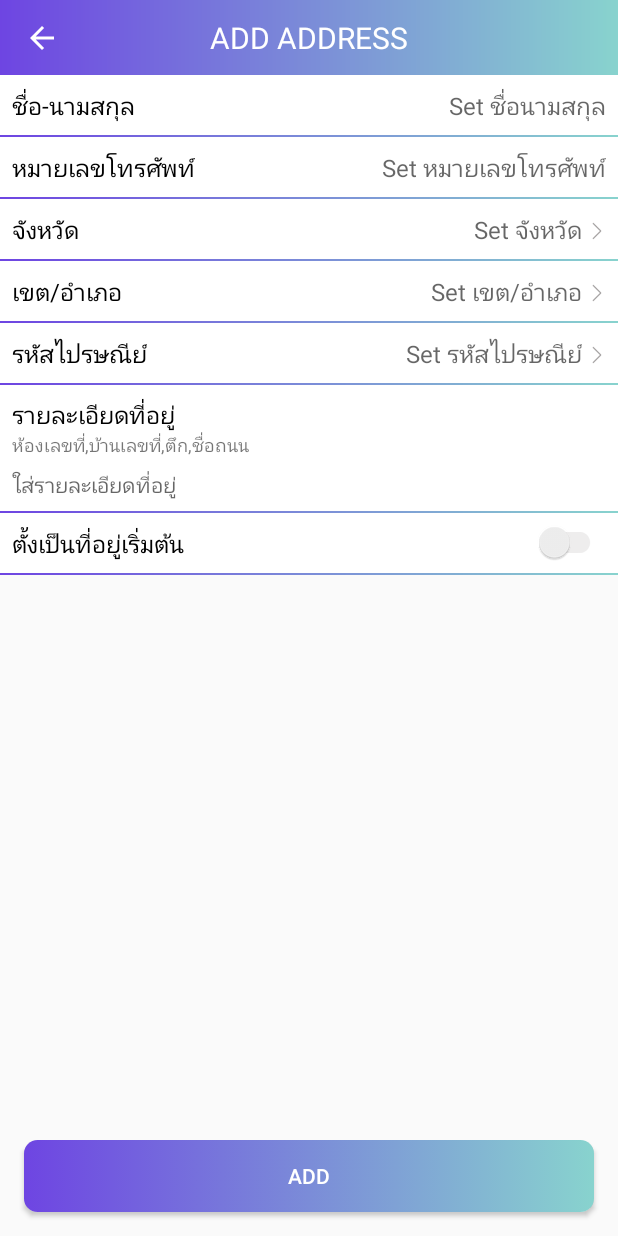
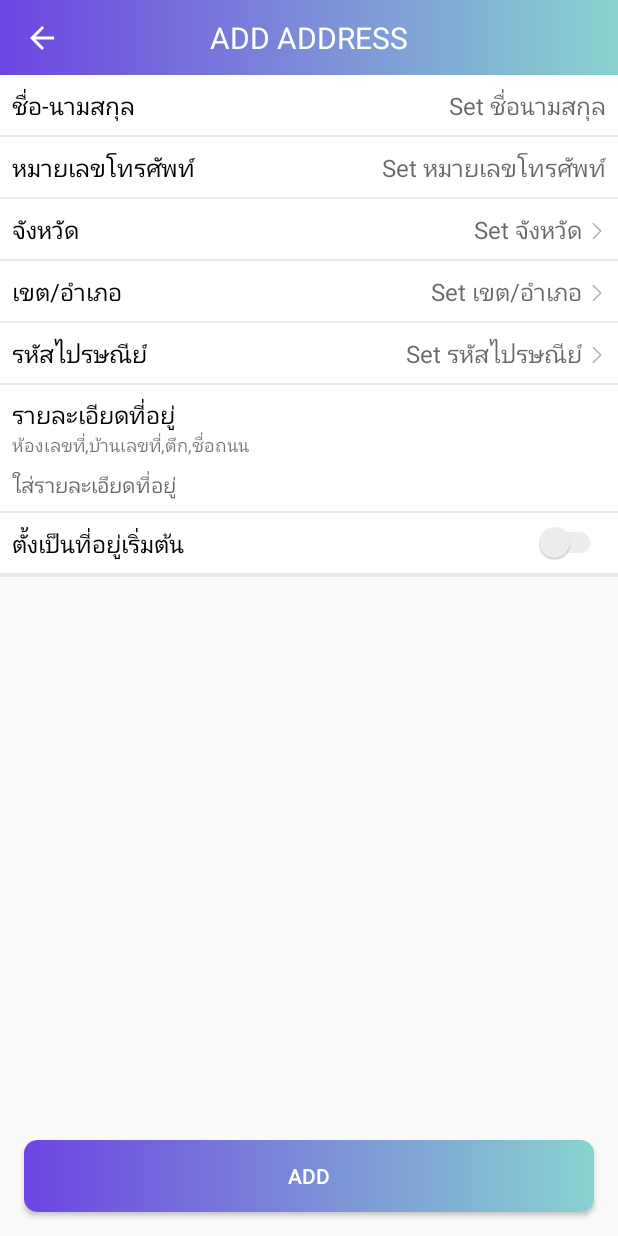
Before and after one commit to panuwich/HoldIt, an Android app: the AddAddress screen opened directly, with no data from a screen before it, after a tap on an icon or button, on a phone screen of 412 x 824 dp. Run offline under Robolectric (Android 15) with nearby library versions, the phone set to English and light mode, and no system bars.

Commit message:
5/10/2019

```diff
--- a/app/src/main/java/project/senior/holdit/adapter/AddrListAdapter.java
+++ b/app/src/main/java/project/senior/holdit/adapter/AddrListAdapter.java
@@ -16,12 +16,10 @@ public class AddrListAdapter extends BaseAdapter {
     Context mContext;
     private int mLayoutResId;
     private ArrayList<Address> resultList;
-    private int requstCode;
-    public AddrListAdapter(Context context, int mLayoutResId, ArrayList<Address> resultList,int requstCode) {
+    public AddrListAdapter(Context context, int mLayoutResId, ArrayList<Address> resultList) {
         this.mContext = context;
         this.mLayoutResId = mLayoutResId;
         this.resultList = resultList;
-        this.requstCode =requstCode;
     }
 
     @Override
--- a/app/src/main/java/project/senior/holdit/event/AddAddress.java
+++ b/app/src/main/java/project/senior/holdit/event/AddAddress.java
@@ -1,19 +1,24 @@
 package project.senior.holdit.event;
 
 import android.app.Activity;
+import android.content.DialogInterface;
 import android.content.Intent;
 import android.os.Bundle;
+import android.support.v7.app.AlertDialog;
 import android.support.v7.app.AppCompatActivity;
 import android.support.v7.widget.SwitchCompat;
 import android.support.v7.widget.Toolbar;
 import android.view.View;
 import android.widget.Button;
 import android.widget.EditText;
+import android.widget.LinearLayout;
 import android.widget.TextView;
 import android.widget.Toast;
 
 import project.senior.holdit.R;
+import project.senior.holdit.dialog.AlertDialogService;
 import project.senior.holdit.manager.SharedPrefManager;
+import project.senior.holdit.model.Address;
 import project.senior.holdit.model.ResponseModel;
 import project.senior.holdit.retrofit.ApiInterface;
 import project.senior.holdit.retrofit.ConnectServer;
@@ -21,7 +26,7 @@ import retrofit2.Call;
 import retrofit2.Callback;
 import retrofit2.Response;
 
-public class AddAddress extends AppCompatActivity {
+public class AddAddress extends AppCompatActivity implements View.OnClickListener{
     TextView textViewProvince;
     TextView textViewDistrict;
     TextView textViewPostCode;
@@ -29,6 +34,7 @@ public class AddAddress extends AppCompatActivity {
     EditText editTextTel;
     EditText editTextAddr;
     SwitchCompat switchCompat;
+    int id = -1;
     @Override
     protected void onCreate(Bundle savedInstanceState) {
         super.onCreate(savedInstanceState);
@@ -42,50 +48,24 @@ public class AddAddress extends AppCompatActivity {
         editTextAddr = (EditText)findViewById(R.id.editText_add_addr_addr);
         switchCompat = (SwitchCompat)findViewById(R.id.switch_add_addr);
         Button button = (Button)findViewById(R.id.button_addr_add);
+        View view = (View)findViewById(R.id.view_add_addr_del);
+        LinearLayout layoutDel = (LinearLayout)findViewById(R.id.layout_add_addr_del);
 
-        textViewProvince.setOnClickListener(new View.OnClickListener() {
-            @Override
-            public void onClick(View view) {
-                Intent intent = new Intent(AddAddress.this,ShowAddrList.class);
-                intent.putExtra("requestCode", 1);
-                startActivityForResult(intent,1);
-            }
-        });
+        Intent intent = getIntent();
+        int req = intent.getIntExtra("requestCode",-1);
+        if(req != -1){
+            Address addr = (Address) intent.getSerializableExtra("addr");
+            id = addr.getId();
+            setDetail(addr);
+            view.setVisibility(View.VISIBLE);
+            layoutDel.setVisibility(View.VISIBLE);
+            layoutDel.setOnClickListener(this);
+        }
+        textViewProvince.setOnClickListener(this);
+        textViewDistrict.setOnClickListener(this);
+        textViewPostCode.setOnClickListener(this);
+        button.setOnClickListener(this);
 
-        textViewDistrict.setOnClickListener(new View.OnClickListener() {
-            @Override
-            public void onClick(View view) {
-                if(textViewProvince.getText().toString().isEmpty()){
-                    Toast.makeText(AddAddress.this, "กรุณาเลือกจังหวัด", Toast.LENGTH_SHORT).show();
-                }else {
-                    Intent intent = new Intent(AddAddress.this, ShowAddrList.class);
-                    intent.putExtra("province", textViewProvince.getText().toString());
-                    intent.putExtra("requestCode", 2);
-                    startActivityForResult(intent, 2);
-                }
-            }
-        });
-
-        textViewPostCode.setOnClickListener(new View.OnClickListener() {
-            @Override
-            public void onClick(View view) {
-                if(textViewProvince.getText().toString().isEmpty() || textViewDistrict.getText().toString().isEmpty()){
-                    Toast.makeText(AddAddress.this, "กรุณาเลือกจังหวัดและเขต/อำเภอ", Toast.LENGTH_SHORT).show();
-                }else{
-                    Intent intent = new Intent(AddAddress.this,ShowAddrList.class);
-                    intent.putExtra("district", textViewDistrict.getText().toString());
-                    intent.putExtra("requestCode", 3);
-                    startActivityForResult(intent,3);
-                }
-            }
-        });
-
-        button.setOnClickListener(new View.OnClickListener() {
-            @Override
-            public void onClick(View view) {
-                valid();
-            }
-        });
     }
     @Override
     protected void onActivityResult(int requestCode, int resultCode, Intent data) {
@@ -112,6 +92,75 @@ public class AddAddress extends AppCompatActivity {
         }
     }
 
+    @Override
+    public void onClick(View view) {
+        switch (view.getId()){
+            case R.id.textView_add_addr_province:
+                provinceClick();
+                break;
+            case R.id.textView_add_addr_postcode:
+                postcodeClick();
+                break;
+            case R.id.textView_add_addr_district:
+                districtClick();
+                break;
+            case R.id.button_addr_add:
+                validClick();
+                break;
+            case R.id.layout_add_addr_del:
+                delClick();
+                break;
+
+        }
+    }
+
+    public void delClick(){
+        AlertDialog.Builder builder =
+                new AlertDialog.Builder(AddAddress.this);
+        builder.setTitle("ต้องการลบที่อยู่จัดส่ง?");
+        builder.setPositiveButton("Yes", new DialogInterface.OnClickListener() {
+            public void onClick(DialogInterface dialog, int id) {
+                delAddress();
+            }
+        });
+        builder.setNegativeButton("Cancel", new DialogInterface.OnClickListener() {
+            @Override
+            public void onClick(DialogInterface dialog, int which) {
+                //dialog.dismiss();
+            }
+        });
+        builder.show();
+    }
+
+    public void validClick(){
+        valid();
+    }
+    public void provinceClick(){
+        Intent intent = new Intent(AddAddress.this,ShowAddrList.class);
+        intent.putExtra("requestCode", 1);
+        startActivityForResult(intent,1);
+    }
+    public void districtClick(){
+        if(textViewProvince.getText().toString().isEmpty()){
+            Toast.makeText(AddAddress.this, "กรุณาเลือกจังหวัด", Toast.LENGTH_SHORT).show();
+        }else {
+            Intent intent = new Intent(AddAddress.this, ShowAddrList.class);
+            intent.putExtra("province", textViewProvince.getText().toString());
+            intent.putExtra("requestCode", 2);
+            startActivityForResult(intent, 2);
+        }
+    }
+    public void postcodeClick(){
+        if(textViewProvince.getText().toString().isEmpty() || textViewDistrict.getText().toString().isEmpty()){
+            Toast.makeText(AddAddress.this, "กรุณาเลือกจังหวัดและเขต/อำเภอ", Toast.LENGTH_SHORT).show();
+        }else{
+            Intent intent = new Intent(AddAddress.this,ShowAddrList.class);
+            intent.putExtra("district", textViewDistrict.getText().toString());
+            intent.putExtra("requestCode", 3);
+            startActivityForResult(intent,3);
+        }
+    }
+
     public void valid(){
 
         String name = editTextName.getText().toString();
@@ -135,11 +184,12 @@ public class AddAddress extends AppCompatActivity {
         }
 
     }
+
     public void addAddress(String name,int postcode,String province,String district,String address,String tel,int addr_default) {
         final ApiInterface apiService = ConnectServer.getClient().create(ApiInterface.class);
         int user_id = SharedPrefManager.getInstance(AddAddress.this).getUser().getUserId();
 
-        Call<ResponseModel> call = apiService.addaddress(name, user_id, postcode, province, district, address, tel, addr_default);
+        Call<ResponseModel> call = apiService.addaddress(id, name, user_id, postcode, province, district, address, tel, addr_default);
         call.enqueue(new Callback<ResponseModel>() {
                          @Override
                          public void onResponse(Call<ResponseModel> call, Response<ResponseModel> response) {
@@ -148,6 +198,28 @@ public class AddAddress extends AppCompatActivity {
                             if(res.isStatus()){
                                 finish();
                             }
+                         }
+
+                         @Override
+                         public void onFailure(Call<ResponseModel> call, Throwable t) {
+                         }
+                     }
+
+        );
+
+    }
+
+    public void delAddress() {
+        final ApiInterface apiService = ConnectServer.getClient().create(ApiInterface.class);
+        Call<ResponseModel> call = apiService.deladdress(id);
+        call.enqueue(new Callback<ResponseModel>() {
+                         @Override
+                         public void onResponse(Call<ResponseModel> call, Response<ResponseModel> response) {
+                             ResponseModel res = response.body();
+                             Toast.makeText(AddAddress.this, res.getResponse(), Toast.LENGTH_SHORT).show();
+                             if(res.isStatus()){
+                                 finish();
+                             }
                          }
 
                          @Override
@@ -171,4 +243,26 @@ public class AddAddress extends AppCompatActivity {
         onBackPressed();
         return true;
     }
+
+    public void setDetail(Address addr) {
+         textViewProvince.setText(addr.getProvince());
+         textViewDistrict.setText(addr.getDistrict());
+         textViewPostCode.setText(addr.getPostcode());
+         editTextName.setText(addr.getName());
+         editTextTel.setText(addr.getTel());
+         editTextAddr.setText(addr.getAddress());
+         if(addr.getAddrDefault() == 0){
+             switchCompat.setChecked(false);
+         }else{
+             switchCompat.setChecked(true);
+         }
+
+    }
+
+    @Override
+    public void onBackPressed() {
+        new AlertDialogService(AddAddress.this).showDialogSimple("ละทิ้ง?");
+
+
+    }
 }
--- a/app/src/main/java/project/senior/holdit/event/CreateItem.java
+++ b/app/src/main/java/project/senior/holdit/event/CreateItem.java
@@ -328,7 +328,7 @@ public class CreateItem extends AppCompatActivity implements View.OnClickListene
             CropIntent.putExtra("outputX",300);
             CropIntent.putExtra("outputY",250);
             CropIntent.putExtra("aspectX",4);
-            CropIntent.putExtra("aspectY",3);
+            CropIntent.putExtra("aspectY",3.5);
             CropIntent.putExtra("scaleUpIfNeeded",true);
             CropIntent.putExtra("return-data",true);
 
--- a/app/src/main/java/project/senior/holdit/retrofit/ApiInterface.java
+++ b/app/src/main/java/project/senior/holdit/retrofit/ApiInterface.java
@@ -39,7 +39,8 @@ public interface ApiInterface {
 
     @FormUrlEncoded
     @POST("addaddress.php")
-    Call<ResponseModel> addaddress(@Field("name") String name,
+    Call<ResponseModel> addaddress(@Field("id") int id,
+                                   @Field("name") String name,
                                    @Field("user_id") int user_id,
                                    @Field("postcode") int postcode,
                                    @Field("province") String province,
@@ -51,6 +52,10 @@ public interface ApiInterface {
     @FormUrlEncoded
     @POST("getdeafultaddress.php")
     Call<Address> readdefaultaddress(@Field("user_id") int userId) ;
+
+    @FormUrlEncoded
+    @POST("deladdress.php")
+    Call<ResponseModel> deladdress(@Field("id") int id) ;
 
     @FormUrlEncoded
     @POST("event/readitem.php")
--- a/app/src/main/res/layout/activity_add_address.xml
+++ b/app/src/main/res/layout/activity_add_address.xml
@@ -48,9 +48,9 @@
                 android:layout_height="wrap_content"
                 android:layout_marginRight="8dp"
                 android:background="@color/colorWhite"
-                android:textCursorDrawable="@drawable/color_cursor"
                 android:gravity="right"
                 android:hint="Set ชื่อนามสกุล"
+                android:textCursorDrawable="@drawable/color_cursor"
                 android:textSize="16dp" />
         </LinearLayout>
     </LinearLayout>
@@ -58,7 +58,7 @@
     <View
         android:layout_width="match_parent"
         android:layout_height="1dp"
-        android:background="@drawable/background_gre" />
+        android:background="@color/colorGrey" />
 
     <LinearLayout
         android:layout_width="match_parent"
@@ -84,11 +84,11 @@
                 android:layout_width="wrap_content"
                 android:layout_height="wrap_content"
                 android:layout_marginRight="8dp"
+                android:background="@color/colorWhite"
                 android:gravity="right"
+                android:hint="Set หมายเลขโทรศัพท์"
                 android:inputType="number"
                 android:textCursorDrawable="@drawable/color_cursor"
-                android:background="@color/colorWhite"
-                android:hint="Set หมายเลขโทรศัพท์"
                 android:textSize="16dp" />
         </LinearLayout>
     </LinearLayout>
@@ -96,7 +96,7 @@
     <View
         android:layout_width="match_parent"
         android:layout_height="1dp"
-        android:background="@drawable/background_gre" />
+        android:background="@color/colorGrey" />
 
     <LinearLayout
         android:layout_width="match_parent"
@@ -140,7 +140,7 @@
     <View
         android:layout_width="match_parent"
         android:layout_height="1dp"
-        android:background="@drawable/background_gre" />
+        android:background="@color/colorGrey" />
 
     <LinearLayout
         android:layout_width="match_parent"
@@ -184,7 +184,7 @@
     <View
         android:layout_width="match_parent"
         android:layout_height="1dp"
-        android:background="@drawable/background_gre" />
+        android:background="@color/colorGrey" />
 
     <LinearLayout
         android:layout_width="match_parent"
@@ -228,7 +228,7 @@
     <View
         android:layout_width="match_parent"
         android:layout_height="1dp"
-        android:background="@drawable/background_gre" />
+        android:background="@color/colorGrey" />
 
     <LinearLayout
         android:layout_width="match_parent"
@@ -258,16 +258,16 @@
             android:layout_height="wrap_content"
             android:layout_margin="8dp"
             android:layout_marginLeft="8dp"
-            android:textCursorDrawable="@drawable/color_cursor"
             android:background="@color/colorWhite"
             android:hint="ใส่รายละเอียดที่อยู่"
+            android:textCursorDrawable="@drawable/color_cursor"
             android:textSize="14dp" />
     </LinearLayout>
 
     <View
         android:layout_width="match_parent"
         android:layout_height="1dp"
-        android:background="@drawable/background_gre" />
+        android:background="@color/colorGrey" />
 
     <LinearLayout
         android:layout_width="match_parent"
@@ -291,15 +291,53 @@
             <android.support.v7.widget.SwitchCompat
                 android:id="@+id/switch_add_addr"
                 android:layout_width="wrap_content"
-                android:theme="@style/ThemeOverlay.SwitchCompat"
+                android:layout_height="match_parent"
                 android:layout_marginRight="8dp"
-                android:layout_height="match_parent" />
+                android:theme="@style/ThemeOverlay.SwitchCompat" />
         </LinearLayout>
     </LinearLayout>
+
     <View
         android:layout_width="match_parent"
         android:layout_height="1dp"
-        android:background="@drawable/background_gre" />
+        android:background="@color/colorGrey" />
+
+    <View
+        android:id="@+id/view_add_addr_del"
+        android:layout_width="match_parent"
+        android:visibility="gone"
+        android:layout_height="1dp"
+        android:layout_marginTop="16dp"
+        android:background="@color/colorGrey" />
+
+    <LinearLayout
+        android:id="@+id/layout_add_addr_del"
+        android:layout_width="match_parent"
+        android:layout_height="40dp"
+        android:visibility="gone"
+        android:background="@color/colorWhite"
+        android:gravity="center_vertical">
+
+        <LinearLayout
+            android:layout_width="match_parent"
+            android:layout_height="wrap_content">
+
+            <TextView
+                android:layout_width="wrap_content"
+                android:layout_height="wrap_content"
+                android:layout_marginLeft="8dp"
+                android:text="ลบที่อยู่จัดส่ง"
+                android:textColor="@color/colorRed"
+                android:textSize="16dp" />
+        </LinearLayout>
+
+    </LinearLayout>
+
+    <View
+        android:layout_width="match_parent"
+        android:layout_height="1dp"
+        android:background="@color/colorGrey" />
+
     <LinearLayout
         android:layout_width="match_parent"
         android:layout_height="match_parent"
```
Also changed, not shown: app/src/main/java/project/senior/holdit/Ordering.java (+21 -3 lines), app/src/main/java/project/senior/holdit/dialog/AlertDialogService.java (+21 -0 lines), app/src/main/java/project/senior/holdit/event/AddressSelect.java (+27 -2 lines), app/src/main/java/project/senior/holdit/model/Address.java (+7 -5 lines).
